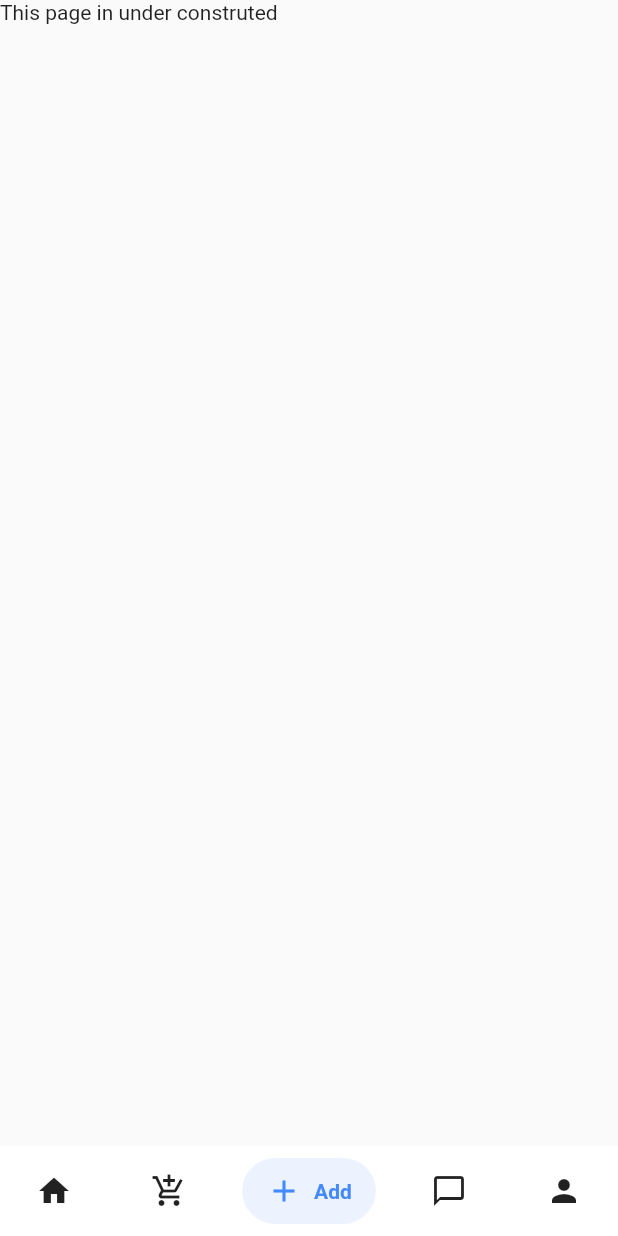
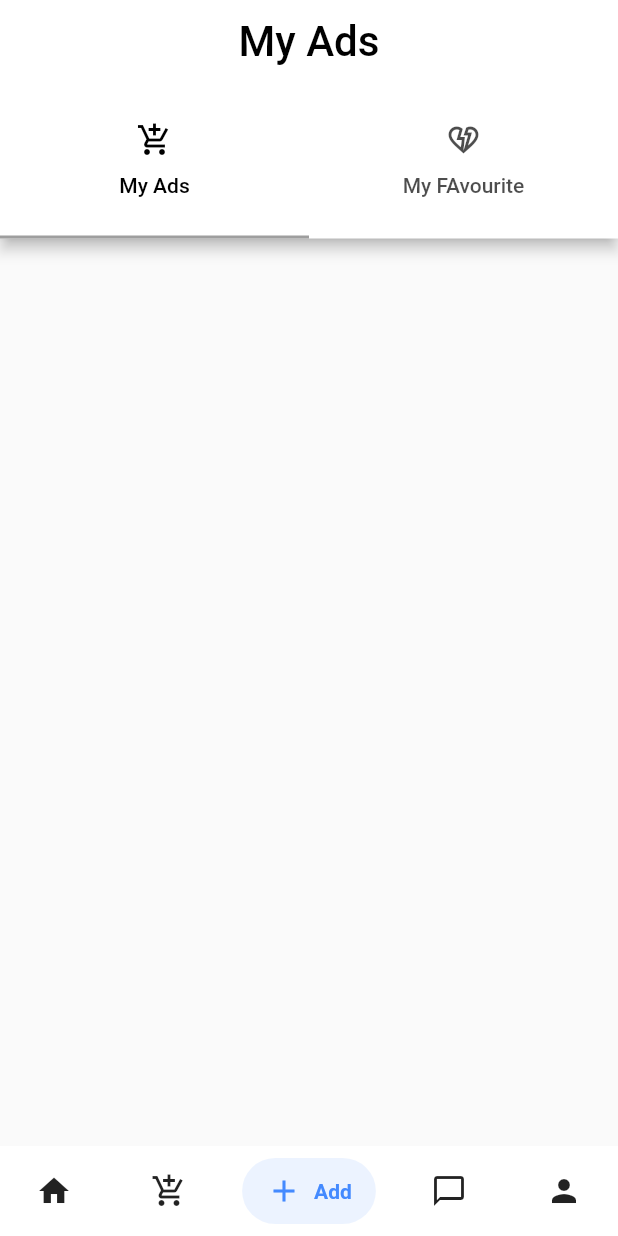
Before and after one commit to ontu001/tech_ecommerce_flutter, a Flutter app: the screen it shows after launch, item 3 of the bottom bar chosen, on a phone screen of 412 x 824 dp. Run offline on Flutter 3.47's test engine with Material 2 defaults, Android fonts, the phone set to English and light mode, and no system bars; drawn by our look-alikes of salomon_bottom_bar; our stand-ins replace carousel_slider.

Commit message:
tabbar added

```diff
--- a/lib/main.dart
+++ b/lib/main.dart
@@ -12,6 +12,9 @@ class MyApp extends StatelessWidget{
   Widget build(BuildContext context) {
     return MaterialApp(
       debugShowCheckedModeBanner: false,
+      theme: ThemeData(
+        tabBarTheme: TabBarTheme(labelColor: Colors.black,indicatorColor: Colors.grey)
+      ),
       home: BottomNavBar(),
     );
   }
--- a/lib/screen/add.dart
+++ b/lib/screen/add.dart
@@ -4,8 +4,34 @@ import 'package:flutter/material.dart';
 class Add extends StatelessWidget{
   @override
   Widget build(BuildContext context) {
-    return Scaffold(
-      body: Text("This page in under construted"),
+    return DefaultTabController(
+      length: 2,
+      initialIndex: 0,
+      child: Scaffold(
+        appBar: AppBar(
+          title:Text('My Ads',style: TextStyle(fontSize: 28,color: Colors.black),),
+          backgroundColor: Colors.white,
+          centerTitle: true,
+          bottom: TabBar(
+            tabs: [
+              Tab(
+                icon: Icon(Icons.add_shopping_cart),
+                text: 'My Ads',
+                height: 101,
+              ),
+              Tab(
+                icon: Icon(Icons.heart_broken_outlined),
+                text: 'My FAvourite',
+              ),
+            ],
+          ),
+        ),
+        body: TabBarView(
+          children: [
+
+          ],
+        ),
+      ),
     );
   }
 
```
